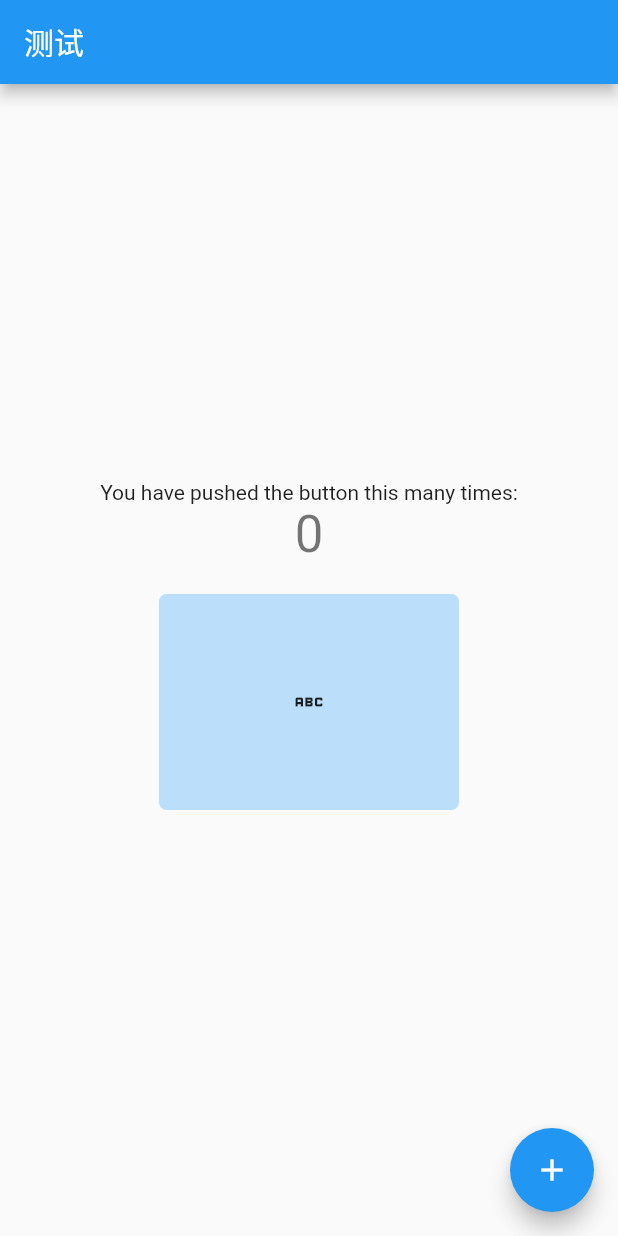
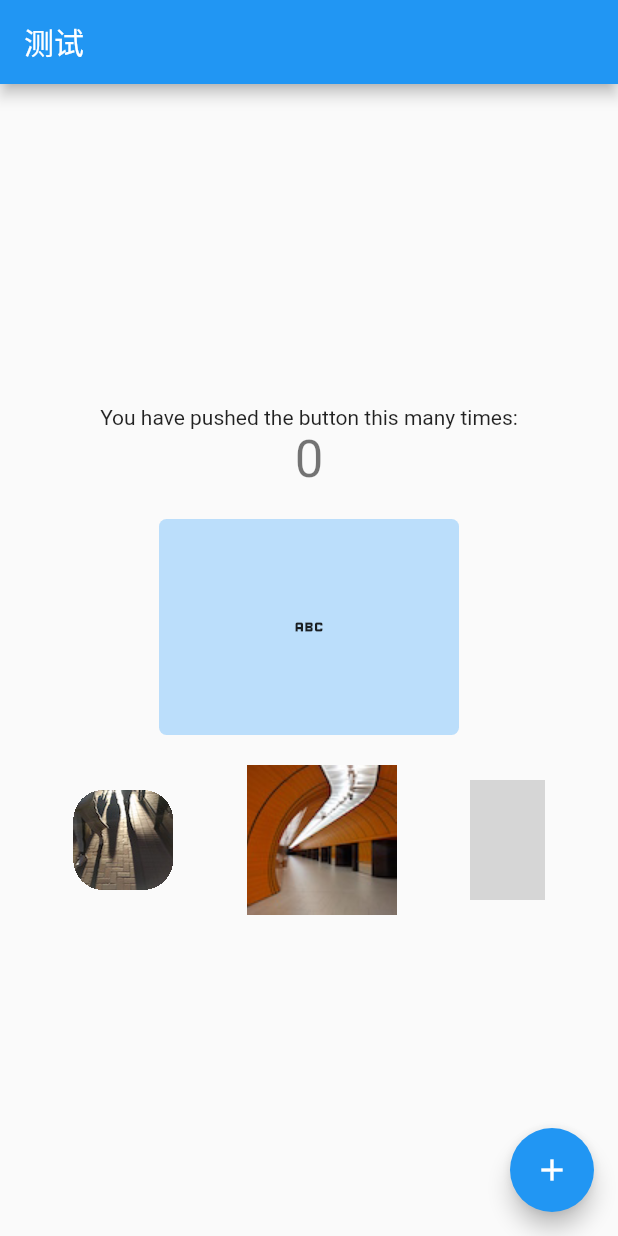
Before and after one commit to silence17/huchangjie, a Flutter app: the screen it shows after launch, on a phone screen of 412 x 824 dp. Run offline on Flutter 3.47's test engine with Material 2 defaults, Android fonts, the phone set to English and light mode, and no system bars; network calls fail; grey boxes are pictures that could not be loaded.

Commit message:
添加图片加载事例

```diff
--- a/HucjTest/flutter_module/lib/page/HomePage.dart
+++ b/HucjTest/flutter_module/lib/page/HomePage.dart
@@ -1,5 +1,8 @@
 import 'package:flutter/material.dart';
 
+/*
+ * StatefulWidget生命周期
+ */
 class MyHomePage extends StatefulWidget {
   const MyHomePage({super.key, required this.title});
 
@@ -127,7 +130,9 @@ class _MyHomePageState extends State<MyHomePage> with WidgetsBindingObserver {
                 child: IconButton(
                     onPressed: _jumpOtherPage,
                     icon: const Icon(Icons.abc),
-                    padding: const EdgeInsets.all(30)))
+                    padding: const EdgeInsets.all(30))),
+
+            buildRow(),
           ],
         ),
       ),
@@ -138,4 +143,32 @@ class _MyHomePageState extends State<MyHomePage> with WidgetsBindingObserver {
       ), // This trailing comma makes auto-formatting nicer for build methods.
     );
   }
+
+  /*
+   * 图片加载
+   */
+  Widget buildRow() {
+    return Row(mainAxisAlignment: MainAxisAlignment.spaceEvenly, children: [
+      Container(
+        //超出部分，可裁剪
+        clipBehavior: Clip.hardEdge,
+        decoration: BoxDecoration(
+          borderRadius: BorderRadius.circular(20)
+        ),
+        //margin: const EdgeInsets.all(50),
+        child: Image.asset('images/pic1.jpg'),
+      ),
+      Image.asset(
+        'images/pic3.jpg',
+        fit: BoxFit.cover,
+      ),
+      //主要应用在 对子控件的大小的一些约束，能强制子控件具有特定宽度、高度,使子控件设置的宽高失效
+      //1.限制子元素控件的大小
+      //2.设置两个控件之间的距离
+      SizedBox(
+          width: 50,
+          height: 80,
+          child: Image.network('https://scpic.chinaz.net/files/default/imgs/2023-05-18/dcd04bf152731868.jpg')),
+    ]);
+  }
 }
```
Also changed, not shown: HucjTest/flutter_module/pubspec.yaml (+8 -0 lines), HucjTest/flutter_module/images/1.5x/pic1.jpg (added), HucjTest/flutter_module/images/pic1.jpg (added), HucjTest/flutter_module/images/pic3.jpg (added).
